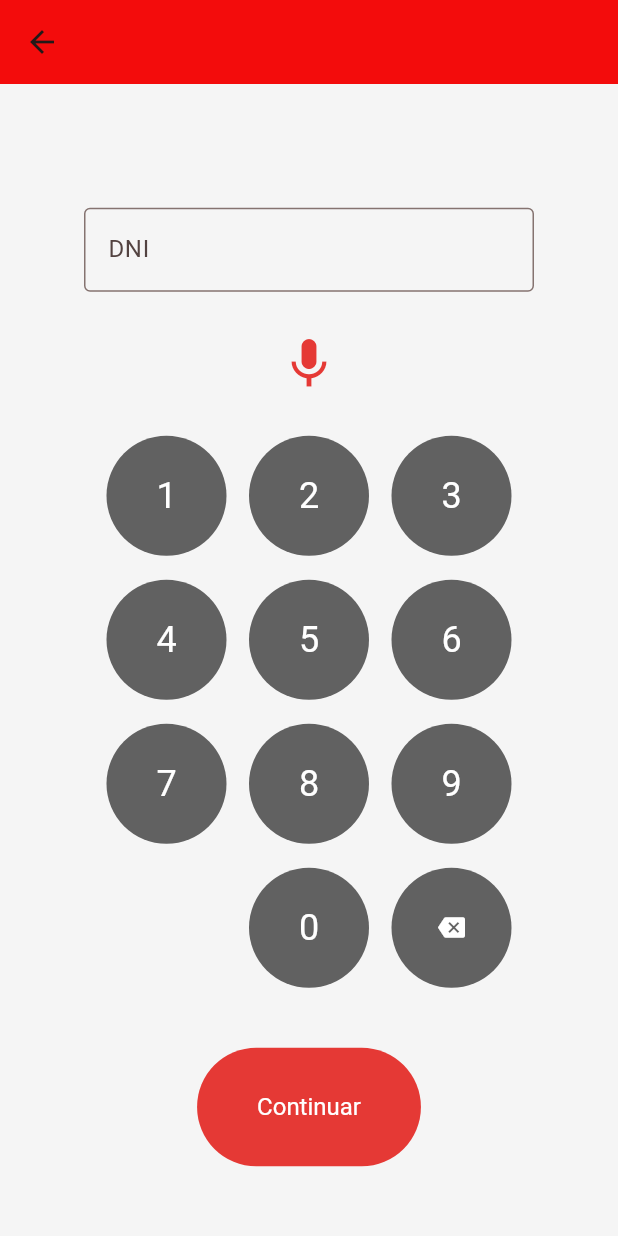
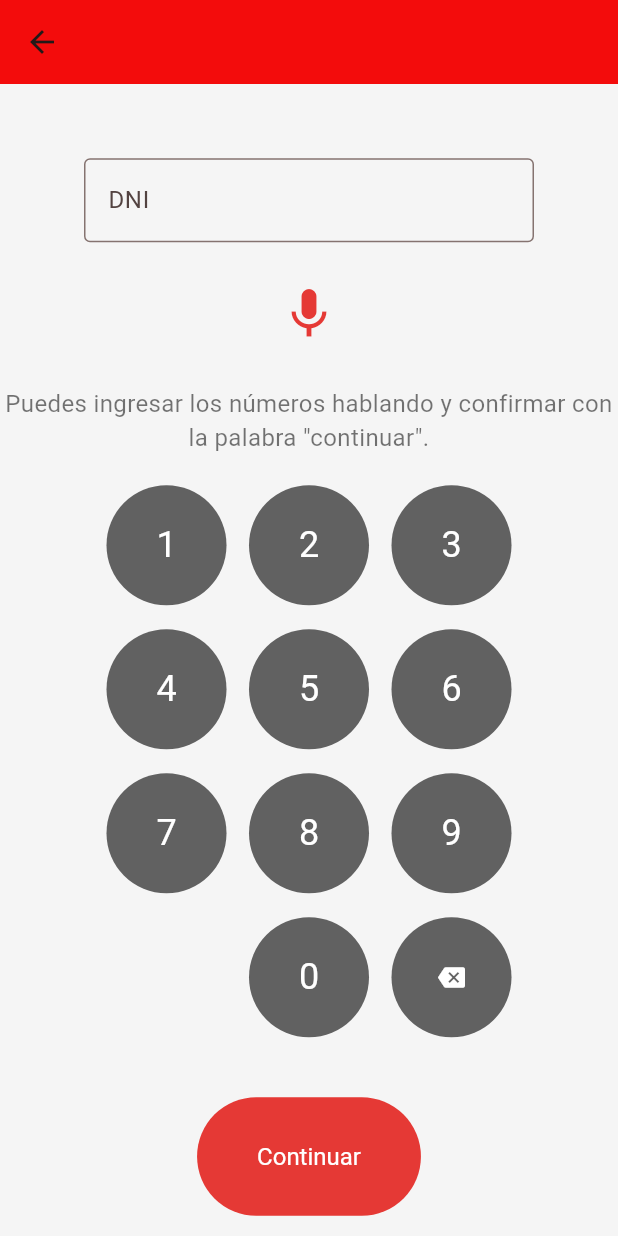
Before and after one commit to JuliMart/demoTotem, a Flutter app: the screen it shows after launch, after a tap on "Continuar", on a phone screen of 412 x 824 dp. Run offline on Flutter 3.47's test engine with Material 3 defaults, Android fonts, the phone set to English and light mode, and no system bars; our stand-ins replace speech_to_text; network calls fail.

Commit message:
Mensajes para usuario

```diff
--- a/frontend/lib/home-screen.dart
+++ b/frontend/lib/home-screen.dart
@@ -98,6 +98,13 @@ class _HomeScreenState extends State<HomeScreen> {
                   style: TextStyle(fontSize: 16, color: Colors.black54),
                 ),
               ),
+            // Información minimalista para el usuario:
+            const SizedBox(height: 20),
+            const Text(
+              'Levanta el pulgar para acceder con IA, o presiona "Continuar" para ingresar de forma normal.',
+              textAlign: TextAlign.center,
+              style: TextStyle(fontSize: 16, color: Colors.black54),
+            ),
             const Spacer(),
             Row(
               mainAxisAlignment: MainAxisAlignment.center,
--- a/frontend/lib/normal-mode.dart
+++ b/frontend/lib/normal-mode.dart
@@ -365,6 +365,13 @@ class _NormalModeScreenState extends State<NormalModeScreen>
                   color: Colors.red[600],
                   onPressed: _isListening ? _stopListening : _startListening,
                 ),
+                // Información para el usuario:
+                const SizedBox(height: 20),
+                const Text(
+                  'Puedes ingresar los números hablando y confirmar con la palabra "continuar".',
+                  textAlign: TextAlign.center,
+                  style: TextStyle(fontSize: 16, color: Colors.black54),
+                ),
                 const SizedBox(height: 20),
                 Container(
                   width: 300,
```
Also changed, not shown: frontend/lib/option-gesture-screen.dart (+7 -0 lines).
